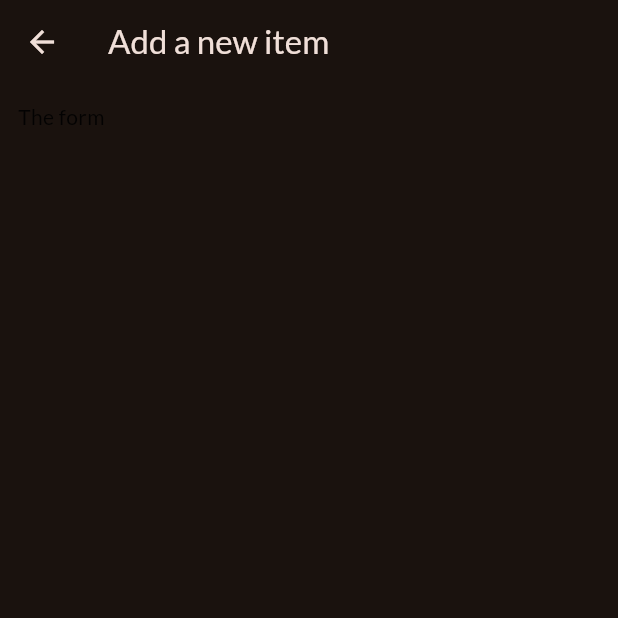
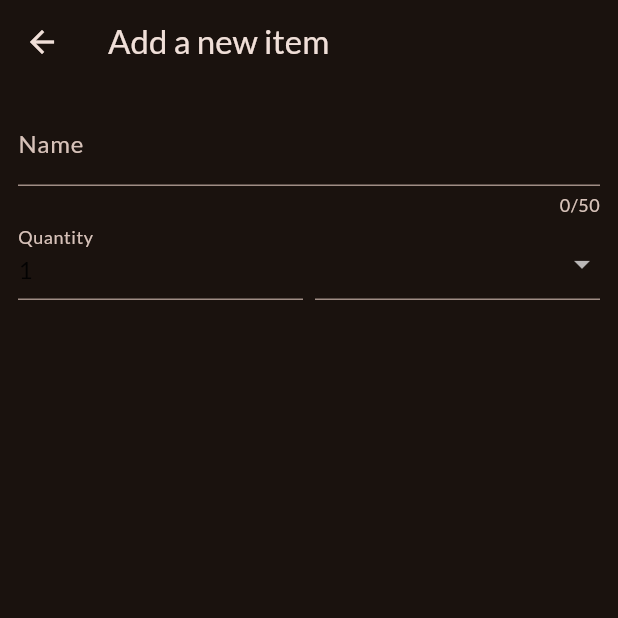
Before and after one commit to Louis-Gil/playground, a Flutter app: the NewItem screen opened directly, on a phone screen of 412 x 824 dp, the top half of it. Run offline on Flutter 3.47's test engine with Material 2 defaults, Android fonts, the phone set to English and light mode, and no system bars; our stand-ins replace flutter_riverpod, google_fonts, transparent_image.

Commit message:
feat : Add new item widget text form

```diff
--- a/flutter_guild/shopping_list/lib/widgets/new_item.dart
+++ b/flutter_guild/shopping_list/lib/widgets/new_item.dart
@@ -1,4 +1,6 @@
 import 'package:flutter/material.dart';
+
+import 'package:shopping_list/data/categories.dart';
 
 class NewItem extends StatefulWidget {
   const NewItem({super.key});
@@ -18,7 +20,57 @@ class _NewItemState extends State<NewItem> {
       ),
       body: Padding(
         padding: const EdgeInsets.all(12),
-        child: Text('The form'),
+        child: Form(
+          child: Column(
+            children: [
+              TextFormField(
+                maxLength: 50,
+                decoration: const InputDecoration(
+                  label: Text('Name'),
+                ),
+                validator: (value) {
+                  return 'Demo...';
+                },
+              ), // instead of TextField()
+              Row(
+                crossAxisAlignment: CrossAxisAlignment.end,
+                children: [
+                  Expanded(
+                    child: TextFormField(
+                      decoration: const InputDecoration(
+                        label: Text('Quantity'),
+                      ),
+                      initialValue: '1',
+                    ),
+                  ),
+                  const SizedBox(width: 8),
+                  Expanded(
+                    child: DropdownButtonFormField(
+                      items: [
+                        for (final category in categories.entries)
+                          DropdownMenuItem(
+                            value: category.value,
+                            child: Row(
+                              children: [
+                                Container(
+                                  width: 16,
+                                  height: 16,
+                                  color: category.value.color,
+                                ),
+                                const SizedBox(width: 6),
+                                Text(category.value.title),
+                              ],
+                            ),
+                          ),
+                      ],
+                      onChanged: (value) {},
+                    ),
+                  ),
+                ],
+              ),
+            ],
+          ),
+        ),
       ),
     );
   }
```
